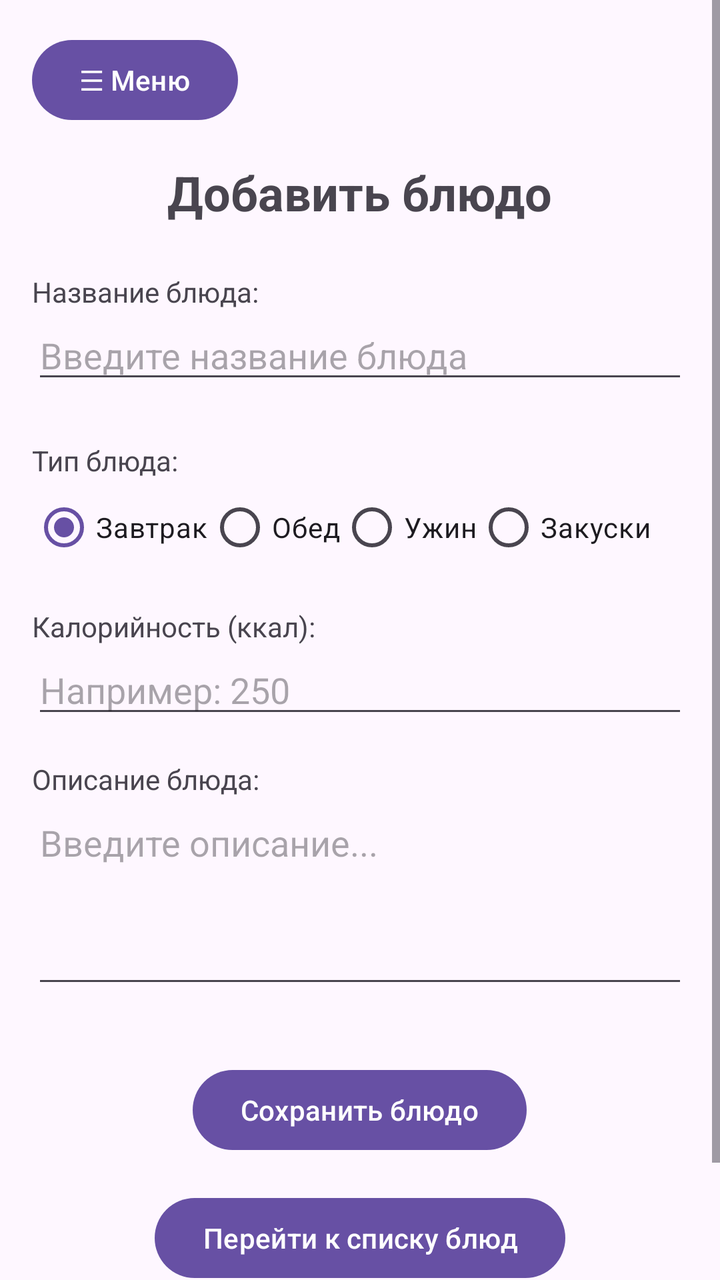
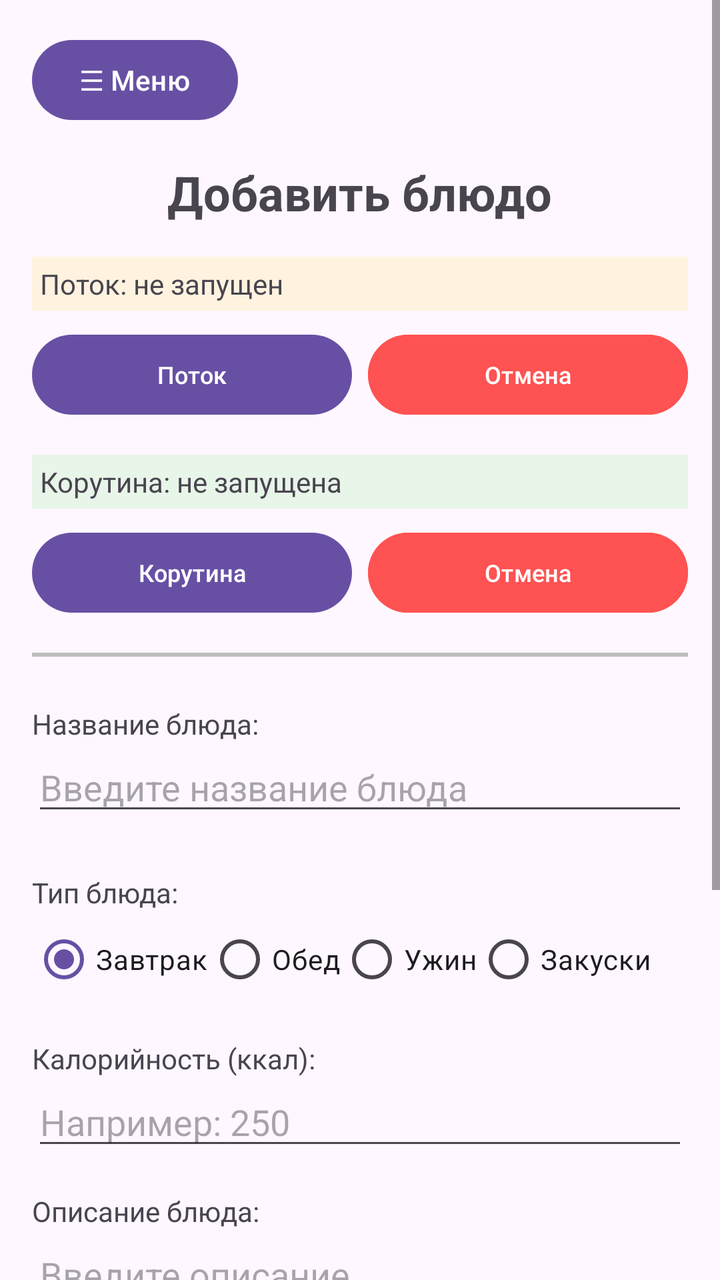

Two renders of the same Android screen: before a commit and after it. Below are the layout's source before the change and the commit's diff.
<!-- AndroidManifest.xml: application theme Theme.HealthyFoodApp -->
<!-- res/layout/activity_main.xml -->
<?xml version="1.0" encoding="utf-8"?>
<androidx.drawerlayout.widget.DrawerLayout xmlns:android="http://schemas.android.com/apk/res/android"
    xmlns:app="http://schemas.android.com/apk/res-auto"
    android:id="@+id/drawerLayout"
    android:layout_width="match_parent"
    android:layout_height="match_parent"
    android:fitsSystemWindows="true">

    <ScrollView
        android:layout_width="match_parent"
        android:layout_height="match_parent"
        android:fillViewport="true">

        <RelativeLayout
            android:layout_width="match_parent"
            android:layout_height="wrap_content"
            android:padding="16dp">

            <Button
                android:id="@+id/btnMenu"
                android:layout_width="wrap_content"
                android:layout_height="wrap_content"
                android:text="☰ Меню"
                android:layout_alignParentTop="true"
                android:layout_alignParentStart="true"
                android:layout_marginBottom="16dp" />

            <TextView
                android:id="@+id/tvTitle"
                android:layout_width="wrap_content"
                android:layout_height="wrap_content"
                android:text="Добавить блюдо"
                android:textSize="24sp"
                android:textStyle="bold"
                android:layout_centerHorizontal="true"
                android:layout_below="@id/btnMenu"
                android:layout_marginBottom="16dp" />

            <TextView
                android:id="@+id/tvName"
                android:layout_width="wrap_content"
                android:layout_height="wrap_content"
                android:text="Название блюда:"
                android:layout_below="@id/tvTitle"
                android:layout_marginTop="8dp" />

            <EditText
                android:id="@+id/etName"
                android:layout_width="match_parent"
                android:layout_height="wrap_content"
                android:hint="Введите название блюда"
                android:layout_below="@id/tvName"
                android:layout_marginBottom="16dp" />

            <TextView
                android:id="@+id/tvType"
                android:layout_width="wrap_content"
                android:layout_height="wrap_content"
                android:text="Тип блюда:"
                android:layout_below="@id/etName"
                android:layout_marginTop="8dp" />

            <RadioGroup
                android:id="@+id/rgCategory"
                android:layout_width="match_parent"
                android:layout_height="wrap_content"
                android:layout_below="@id/tvType"
                android:layout_marginTop="0dp"
                android:layout_marginBottom="16dp"
                android:orientation="horizontal">

                <RadioButton
                    android:id="@+id/rbCategoryBreakfast"
                    android:layout_width="wrap_content"
                    android:layout_height="wrap_content"
                    android:checked="true"
                    android:text="Завтрак" />

                <RadioButton
                    android:id="@+id/rbCategoryLunch"
                    android:layout_width="wrap_content"
                    android:layout_height="wrap_content"
                    android:text="Обед" />

                <RadioButton
                    android:id="@+id/rbCategoryDinner"
                    android:layout_width="wrap_content"
                    android:layout_height="wrap_content"
                    android:text="Ужин" />

                <RadioButton
                    android:id="@+id/rbCategorySnack"
                    android:layout_width="wrap_content"
                    android:layout_height="wrap_content"
                    android:text="Закуски" />
            </RadioGroup>

            <TextView
                android:id="@+id/tvCalories"
                android:layout_width="wrap_content"
                android:layout_height="wrap_content"
                android:text="Калорийность (ккал):"
                android:layout_below="@id/rgCategory" />

            <EditText
                android:id="@+id/etCalories"
                android:layout_width="match_parent"
                android:layout_height="wrap_content"
                android:inputType="number"
                android:hint="Например: 250"
                android:layout_below="@id/tvCalories"
                android:layout_marginBottom="16dp" />

            <TextView
                android:id="@+id/tvDescription"
                android:layout_width="wrap_content"
                android:layout_height="wrap_content"
                android:text="Описание блюда:"
                android:layout_below="@id/etCalories" />

            <EditText
                android:id="@+id/etDescription"
                android:layout_width="match_parent"
                android:layout_height="100dp"
                android:hint="Введите описание..."
                android:gravity="top"
                android:inputType="textMultiLine"
                android:layout_below="@id/tvDescription"
                android:layout_marginBottom="16dp" />

            <Button
                android:id="@+id/btnSave"
                android:layout_width="wrap_content"
                android:layout_height="wrap_content"
                android:text="Сохранить блюдо"
                android:layout_below="@id/etDescription"
                android:layout_centerHorizontal="true"
                android:layout_marginTop="16dp" />

            <Button
                android:id="@+id/btnGoToDishList"
                android:layout_width="wrap_content"
                android:layout_height="wrap_content"
                android:text="Перейти к списку блюд"
                android:layout_below="@id/btnSave"
                android:layout_centerHorizontal="true"
                android:layout_marginTop="16dp" />

            <TextView
                android:id="@+id/tvResult"
                android:layout_width="match_parent"
                android:layout_height="wrap_content"
                android:layout_below="@id/btnGoToDishList"
                android:layout_marginTop="24dp"
                android:text=""
                android:textSize="16sp"
                android:textColor="#333333" />

        </RelativeLayout>
    </ScrollView>

    <com.google.android.material.navigation.NavigationView
        android:id="@+id/navigationView"
        android:layout_width="wrap_content"
        android:layout_height="match_parent"
        android:layout_gravity="start"
        app:menu="@menu/nav_menu"
        android:fitsSystemWindows="true" />

</androidx.drawerlayout.widget.DrawerLayout>
<!-- resources referenced by this layout -->
<resources>
  <style name="Theme.HealthyFoodApp" parent="Base.Theme.HealthyFoodApp" />
  <style name="Base.Theme.HealthyFoodApp" parent="Theme.Material3.DayNight.NoActionBar">
          
          
      </style>
</resources>

<!-- the commit's change to res/layout/activity_main.xml (unified diff, before → after) -->
@@ -37,11 +37,97 @@
                 android:layout_marginBottom="16dp" />
 
             <TextView
+                android:id="@+id/tvThreadStatus"
+                android:layout_width="match_parent"
+                android:layout_height="wrap_content"
+                android:text="Поток: не запущен"
+                android:textSize="14sp"
+                android:layout_below="@id/tvTitle"
+                android:layout_marginBottom="8dp"
+                android:padding="4dp"
+                android:background="#FFF3E0" />
+
+            <LinearLayout
+                android:id="@+id/llThreadButtons"
+                android:layout_width="match_parent"
+                android:layout_height="wrap_content"
+                android:orientation="horizontal"
+                android:layout_below="@id/tvThreadStatus"
+                android:layout_marginBottom="16dp">
+
+                <Button
+                    android:id="@+id/btnProcessDataThread"
+                    android:layout_width="0dp"
+                    android:layout_height="wrap_content"
+                    android:layout_weight="1"
+                    android:text="Поток"
+                    android:textSize="12sp"
+                    android:layout_marginEnd="4dp" />
+
+                <Button
+                    android:id="@+id/btnCancelThread"
+                    android:layout_width="0dp"
+                    android:layout_height="wrap_content"
+                    android:layout_weight="1"
+                    android:text="Отмена"
+                    android:textSize="12sp"
+                    android:layout_marginStart="4dp"
+                    android:backgroundTint="#FF5252" />
+            </LinearLayout>
+
+            <TextView
+                android:id="@+id/tvCoroutineStatus"
+                android:layout_width="match_parent"
+                android:layout_height="wrap_content"
+                android:text="Корутина: не запущена"
+                android:textSize="14sp"
+                android:layout_below="@id/llThreadButtons"
+                android:layout_marginBottom="8dp"
+                android:padding="4dp"
+                android:background="#E8F5E9" />
+
+            <LinearLayout
+                android:id="@+id/llCoroutineButtons"
+                android:layout_width="match_parent"
+                android:layout_height="wrap_content"
+                android:orientation="horizontal"
+                android:layout_below="@id/tvCoroutineStatus"
+                android:layout_marginBottom="16dp">
+
+                <Button
+                    android:id="@+id/btnProcessDataCoroutine"
+                    android:layout_width="0dp"
+                    android:layout_height="wrap_content"
+                    android:layout_weight="1"
+                    android:text="Корутина"
+                    android:textSize="12sp"
+                    android:layout_marginEnd="4dp" />
+
+                <Button
+                    android:id="@+id/btnCancelCoroutine"
+                    android:layout_width="0dp"
+                    android:layout_height="wrap_content"
+                    android:layout_weight="1"
+                    android:text="Отмена"
+                    android:textSize="12sp"
+                    android:layout_marginStart="4dp"
+                    android:backgroundTint="#FF5252" />
+            </LinearLayout>
+
+            <View
+                android:id="@+id/divider"
+                android:layout_width="match_parent"
+                android:layout_height="2dp"
+                android:background="#BDBDBD"
+                android:layout_below="@id/llCoroutineButtons"
+                android:layout_marginBottom="16dp" />
+
+            <TextView
                 android:id="@+id/tvName"
                 android:layout_width="wrap_content"
                 android:layout_height="wrap_content"
                 android:text="Название блюда:"
-                android:layout_below="@id/tvTitle"
+                android:layout_below="@id/divider"
                 android:layout_marginTop="8dp" />
 
             <EditText
@@ -65,7 +151,6 @@
                 android:layout_width="match_parent"
                 android:layout_height="wrap_content"
                 android:layout_below="@id/tvType"
-                android:layout_marginTop="0dp"
                 android:layout_marginBottom="16dp"
                 android:orientation="horizontal">
 
